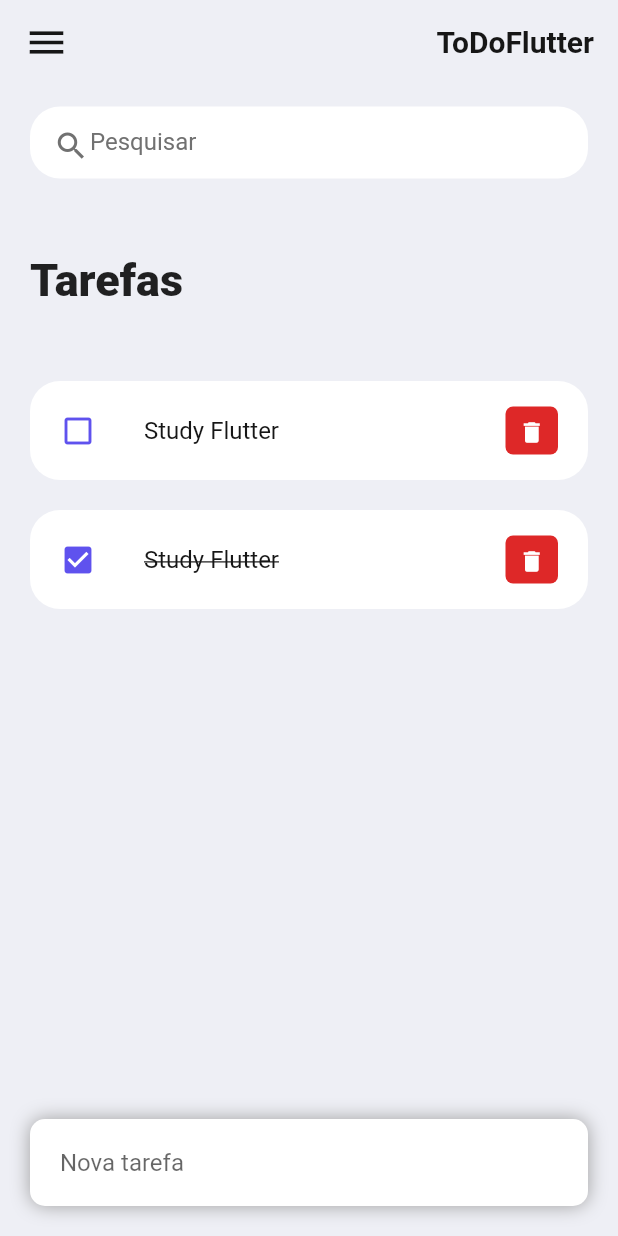
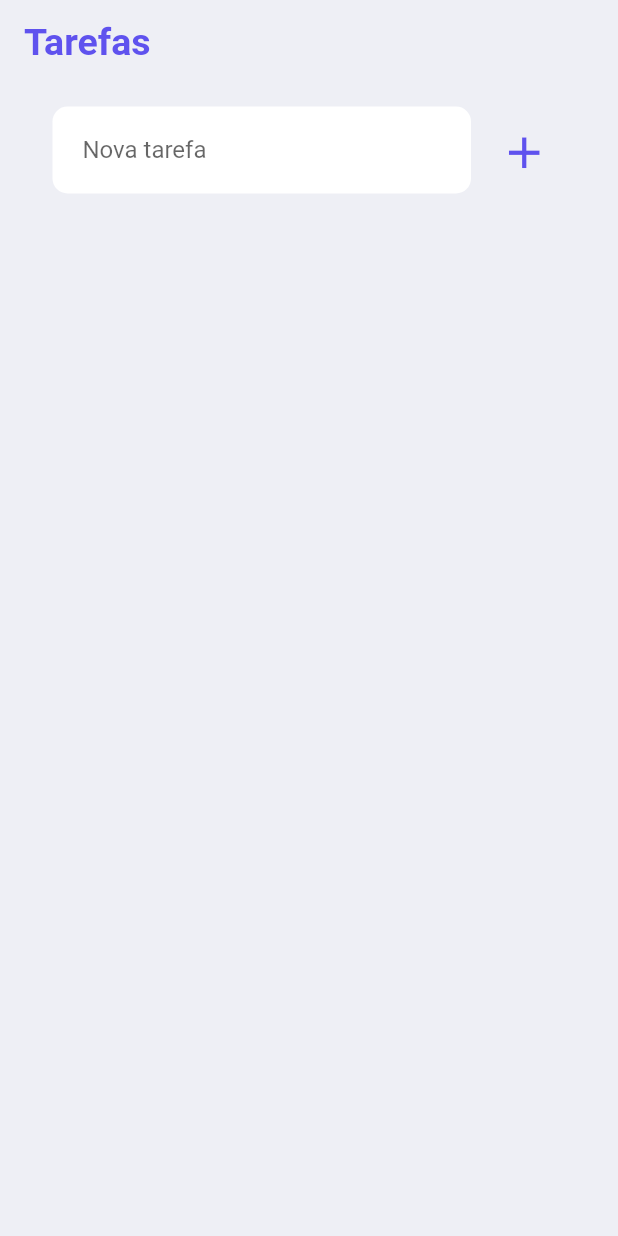
Before and after one commit to JuliaCastro-dev/ToDolistApp, a Flutter app: the screen it shows after launch, on a phone screen of 412 x 824 dp. Run offline on Flutter 3.47's test engine with Material 2 defaults, Android fonts, the phone set to English and light mode, and no system bars.

Commit message:
feat: finished app

```diff
--- a/lib/model/todo.dart
+++ b/lib/model/todo.dart
@@ -6,9 +6,6 @@ class ToDo {
   ToDo({required this.id, required this.todoText, this.isDone = false});
 
   static List<ToDo> todoList() {
-    return [
-      ToDo(id: '01', todoText: 'Study Flutter', isDone: false),
-      ToDo(id: '01', todoText: 'Study Flutter', isDone: true)
-    ];
+    return [];
   }
 }
--- a/lib/screens/home.dart
+++ b/lib/screens/home.dart
@@ -3,12 +3,25 @@ import 'package:flutter_application_1/constants/colors.dart';
 import 'package:flutter_application_1/model/todo.dart';
 import 'package:flutter_application_1/widgets/todo_item.dart';
 
-class Home extends StatelessWidget {
+class Home extends StatefulWidget {
   const Home({super.key});
 
   @override
+  State<Home> createState() => _HomeState();
+}
+
+class _HomeState extends State<Home> {
+  final todosList = ToDo.todoList();
+
+  final _todoController = TextEditingController();
+
+  @override
+  void initState() {
+    super.initState();
+  }
+
+  @override
   Widget build(BuildContext context) {
-    final todosList = ToDo.todoList();
     return Scaffold(
       persistentFooterAlignment: AlignmentDirectional.center,
       body: Stack(
@@ -20,55 +33,18 @@ class Home extends StatelessWidget {
               Expanded(
                 child: ListView(
                   children: [
-                    Container(
-                      margin: const EdgeInsets.only(
-                        top: 50,
-                        bottom: 50,
-                      ),
-                      child: const Text('Tarefas',
-                          style: TextStyle(
-                              fontSize: 30, fontWeight: FontWeight.w800)),
-                    ),
                     for (ToDo todoItem in todosList)
                       ToDoItem(
                         todo: todoItem,
-                        onDeleteItem: todoItem.isDone,
-                        onToDoChanged: () => {},
+                        onDeleteItem: _deleteToDoItem,
+                        onToDoChanged: _handleToDoChange,
                       ),
                   ],
                 ),
               )
             ]),
           ),
-          Align(
-            alignment: Alignment.bottomCenter,
-            child: Row(
-              children: [
-                Expanded(
-                    child: Container(
-                  padding: EdgeInsets.symmetric(horizontal: 20, vertical: 5),
-                  margin: EdgeInsets.only(bottom: 20, right: 20, left: 20),
-                  decoration: BoxDecoration(
-                      color: Colors.white,
-                      boxShadow: const [
-                        BoxShadow(
-                            color: Colors.grey,
-                            offset: Offset(
-                              0,
-                              0,
-                            ),
-                            blurRadius: 10.0,
-                            spreadRadius: 0.0)
-                      ],
-                      borderRadius: BorderRadius.circular(10)),
-                  child: TextField(
-                    decoration: InputDecoration(
-                        hintText: 'Nova tarefa', border: InputBorder.none),
-                  ),
-                )),
-              ],
-            ),
-          )
+
         ],
       ),
       backgroundColor: tdBGColor,
@@ -76,26 +52,64 @@ class Home extends StatelessWidget {
     );
   }
 
+  void _handleToDoChange(ToDo todo) {
+    setState(() {
+      todo.isDone = !todo.isDone;
+    });
+  }
+
+  void _deleteToDoItem(String id) {
+    setState(() {
+      todosList.removeWhere((item) => item.id == id);
+    });
+  }
+
+  void _addToDoItem(String toDo) {
+    setState(() {
+      todosList.add(ToDo(
+          id: DateTime.now().microsecondsSinceEpoch.toString(),
+          todoText: toDo));
+    });
+    _todoController.clear();
+  }
+
   Widget searchBox() {
     return Container(
-      padding: EdgeInsets.symmetric(horizontal: 15),
-      decoration: BoxDecoration(
-          color: Colors.white, borderRadius: BorderRadius.circular(20)),
-      child: const TextField(
-        decoration: InputDecoration(
-            contentPadding: EdgeInsets.all(0),
-            border: InputBorder.none,
-            hintText: 'Pesquisar',
-            hintStyle: TextStyle(color: tdGrey),
-            prefixIcon: Icon(
-              Icons.search,
-              color: tdGrey,
+      padding: const EdgeInsets.symmetric(horizontal: 15),
+      child: Row(
+        children: [
+          Expanded(
+              child: Container(
+            padding: const EdgeInsets.symmetric(horizontal: 20, vertical: 5),
+            margin: const EdgeInsets.only(bottom: 20, right: 10),
+            decoration: BoxDecoration(
+                color: Colors.white, borderRadius: BorderRadius.circular(10)),
+            child: TextField(
+              controller: _todoController,
+              decoration: const InputDecoration(
+                hintText: 'Nova tarefa',
+                border: InputBorder.none,
+              ),
             ),
-            prefixIconConstraints: BoxConstraints(
-              maxHeight: 20,
-              minWidth: 25,
-            )),
+          )),
+          Container(
+            margin: const EdgeInsets.only(bottom: 20, right: 5),
+            child: IconButton(
+                icon: const Icon(Icons.add, color: tdbLUE, size: 35),
+                hoverColor: Colors.white,
+                highlightColor: Colors.white,
+                onPressed: () {
+                  _addToDoItem(_todoController.text);
+                },
+                style: IconButton.styleFrom(
+                    elevation: 0,
+                    backgroundColor: Colors.white,
+                    minimumSize: const Size(50, 50)),
+                color: Colors.white),
+          )
+        ],
       ),
+
     );
   }
 
@@ -103,21 +117,14 @@ class Home extends StatelessWidget {
     return AppBar(
       backgroundColor: tdBGColor,
       elevation: 0,
-      title: Row(
-        mainAxisAlignment: MainAxisAlignment.spaceBetween,
-        children: const [
-          Icon(
-            Icons.menu,
-            color: tdBlack,
-            size: 30,
-          ),
+        title:
           Text(
-            'ToDoFlutter',
+          'Tarefas',
             textDirection: TextDirection.rtl,
-            style: TextStyle(fontWeight: FontWeight.bold, color: tdBlack),
+          style: TextStyle(
+              fontWeight: FontWeight.bold, color: tdbLUE, fontSize: 25),
           )
-        ],
-      ),
+
     );
   }
 }
--- a/lib/widgets/todo_item.dart
+++ b/lib/widgets/todo_item.dart
@@ -21,10 +21,10 @@ class ToDoItem extends StatelessWidget {
       margin: const EdgeInsets.only(bottom: 20),
       child: ListTile(
           onTap: (() {
-            print('Clicked on todoItem ');
+            onToDoChanged(todo);
           }),
           shape:
-              RoundedRectangleBorder(borderRadius: BorderRadius.circular(20)),
+              RoundedRectangleBorder(borderRadius: BorderRadius.circular(10)),
           tileColor: Colors.white,
           contentPadding:
               const EdgeInsets.symmetric(horizontal: 20, vertical: 5),
@@ -35,23 +35,24 @@ class ToDoItem extends StatelessWidget {
           title: Text(
             todo.todoText!,
             style: TextStyle(
-                fontSize: 16,
+                fontSize: 18,
                 color: tdBlack,
                 decoration: todo.isDone ? TextDecoration.lineThrough : null),
           ),
           trailing: Container(
             padding: const EdgeInsets.all(0),
-            margin: const EdgeInsets.symmetric(vertical: 12),
-            height: 35,
+            height: 45,
             width: 35,
-            decoration: BoxDecoration(
-                color: tdRed, borderRadius: BorderRadius.circular(5)),
+            alignment: AlignmentDirectional.center,
             child: IconButton(
               color: Colors.white,
-              iconSize: 18,
-              icon: const Icon(Icons.delete),
+              iconSize: 25,
+              icon: const Icon(
+                Icons.delete,
+                color: tdRed,
+              ),
               onPressed: (() {
-                print('Cliked on delete icon');
+                onDeleteItem(todo.id);
               }),
             ),
           )),
```
